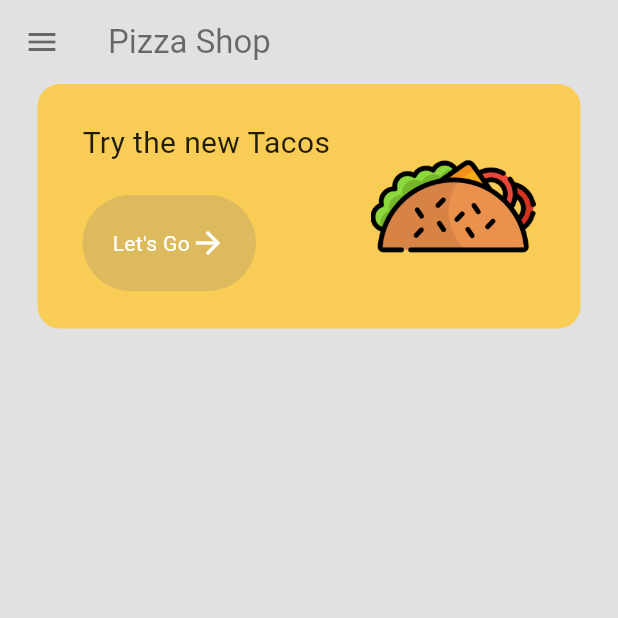
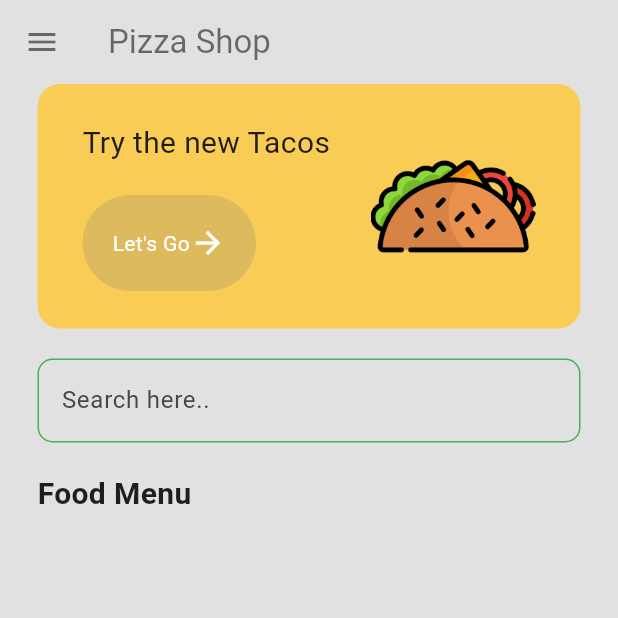
Before and after one commit to MohamadFz/yummy, a Flutter app: the MenuPage screen opened by its route, on a phone screen of 412 x 824 dp, the top half of it. Run offline on Flutter 3.47's test engine with Material 3 defaults, Android fonts, the phone set to English and light mode, and no system bars; our stand-ins replace google_fonts; Roboto replaces fonts that are missing (Ubuntu).

Commit message:
Search Bar + Food Class

```diff
--- /dev/null
+++ b/lib/components/food_tile.dart
@@ -0,0 +1,12 @@
+import 'package:flutter/material.dart';
+import '../models/food.dart';
+
+class FoodTile extends StatelessWidget {
+  final Food food;
+  const FoodTile({super.key, required this.food});
+
+  @override
+  Widget build(BuildContext context) {
+    return const Placeholder();
+  }
+}
--- /dev/null
+++ b/lib/models/food.dart
@@ -0,0 +1,17 @@
+class Food {
+  String name;
+  String price;
+  String imagePath;
+  String rating;
+
+  Food(
+      {required this.name,
+      required this.price,
+      required this.imagePath,
+      required this.rating});
+
+  String get _name => name;
+  String get _price => price;
+  String get _imagePath => imagePath;
+  String get _rating => rating;
+}
--- a/lib/pages/menu_page.dart
+++ b/lib/pages/menu_page.dart
@@ -1,6 +1,7 @@
 import 'package:flutter/material.dart';
 import 'package:google_fonts/google_fonts.dart';
 import 'package:yummy/components/button.dart';
+import 'package:yummy/models/food.dart';
 import 'package:yummy/theme/colors.dart';
 
 class MenuPage extends StatefulWidget {
@@ -11,6 +12,24 @@ class MenuPage extends StatefulWidget {
 }
 
 class _MenuPageState extends State<MenuPage> {
+  List foodmenu = [
+    Food(
+        name: "Hot Dog",
+        price: "20.00",
+        imagePath: "lib/images/hotdog.png",
+        rating: "4.0"),
+    Food(
+        name: "Kebab",
+        price: "12.00",
+        imagePath: "lib/images/kebab.png",
+        rating: "4.5"),
+    Food(
+        name: "Pizza",
+        price: "25.00",
+        imagePath: "lib/images/pizza.png",
+        rating: "5.0")
+  ];
+
   @override
   Widget build(BuildContext context) {
     return Scaffold(
@@ -21,15 +40,18 @@ class _MenuPageState extends State<MenuPage> {
           Icons.menu,
           color: Colors.black54,
         ),
-        title: Text("Pizza Shop",
-        style: GoogleFonts.ubuntu(color: Colors.black54),
+        title: Text(
+          "Pizza Shop",
+          style: GoogleFonts.ubuntu(color: Colors.black54),
         ),
       ),
       body: Column(
+        crossAxisAlignment: CrossAxisAlignment.start,
         children: [
           // promo banner
           Container(
-            decoration: BoxDecoration(color: primaryColor, borderRadius: BorderRadius.circular(15)),
+            decoration: BoxDecoration(
+                color: primaryColor, borderRadius: BorderRadius.circular(15)),
             margin: EdgeInsets.symmetric(horizontal: 25),
             padding: EdgeInsets.symmetric(vertical: 25, horizontal: 30),
             child: Row(
@@ -38,26 +60,61 @@ class _MenuPageState extends State<MenuPage> {
                 Column(
                   crossAxisAlignment: CrossAxisAlignment.start,
                   children: [
-                    Text('Try the new Tacos',
-                    style: GoogleFonts.ubuntu(
-                      fontSize: 20,
-                      color: Colors.black87
-                    ),),
-                    const SizedBox(height: 20,),
-                    MyButton(text: 'Let\'s Go', onTap: (){}),
+                    Text(
+                      'Try the new Tacos',
+                      style: GoogleFonts.ubuntu(
+                          fontSize: 20, color: Colors.black87),
+                    ),
+                    const SizedBox(
+                      height: 20,
+                    ),
+                    MyButton(text: 'Let\'s Go', onTap: () {}),
                   ],
                 ),
-                Image.asset('lib/images/taco.png', height: 110,)
+                Image.asset(
+                  'lib/images/taco.png',
+                  height: 110,
+                )
               ],
             ),
-          )
-
+          ),
+          const SizedBox(
+            height: 20,
+          ),
           // search bar
-
+          Padding(
+            padding: const EdgeInsets.symmetric(horizontal: 25),
+            child: TextField(
+              decoration: InputDecoration(
+                  focusedBorder: OutlineInputBorder(
+                    borderSide: BorderSide(color: Colors.green),
+                    borderRadius: BorderRadius.circular(10),
+                  ),
+                  enabledBorder: OutlineInputBorder(
+                    borderSide: BorderSide(color: Colors.green),
+                    borderRadius: BorderRadius.circular(10),
+                  ),
+                  hintText: "Search here.."),
+            ),
+          ),
+          const SizedBox(
+            height: 20,
+          ),
           // menu list
-
+          Padding(
+            padding: const EdgeInsets.symmetric(horizontal: 25.0),
+            child: Text(
+              'Food Menu',
+              style: GoogleFonts.ubuntu(
+                  fontWeight: FontWeight.bold,
+                  fontSize: 20,
+                  color: Colors.black87),
+            ),
+          ),
+          const SizedBox(
+            height: 10,
+          ),
           // popular food
-
         ],
       ),
     );
```
